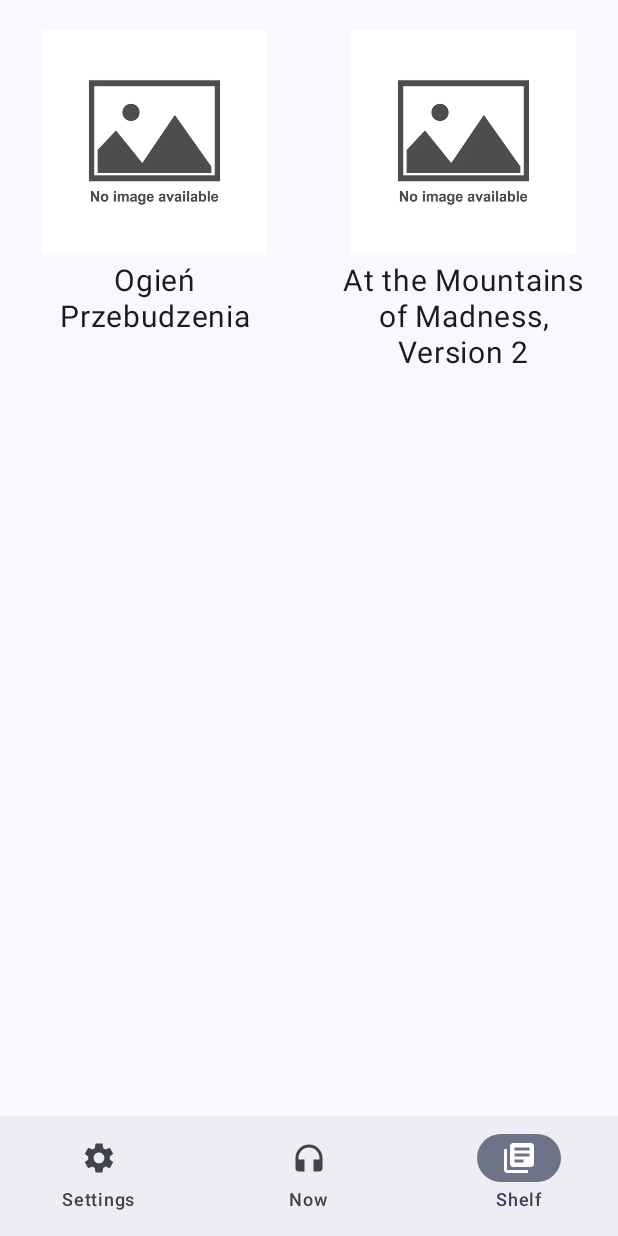
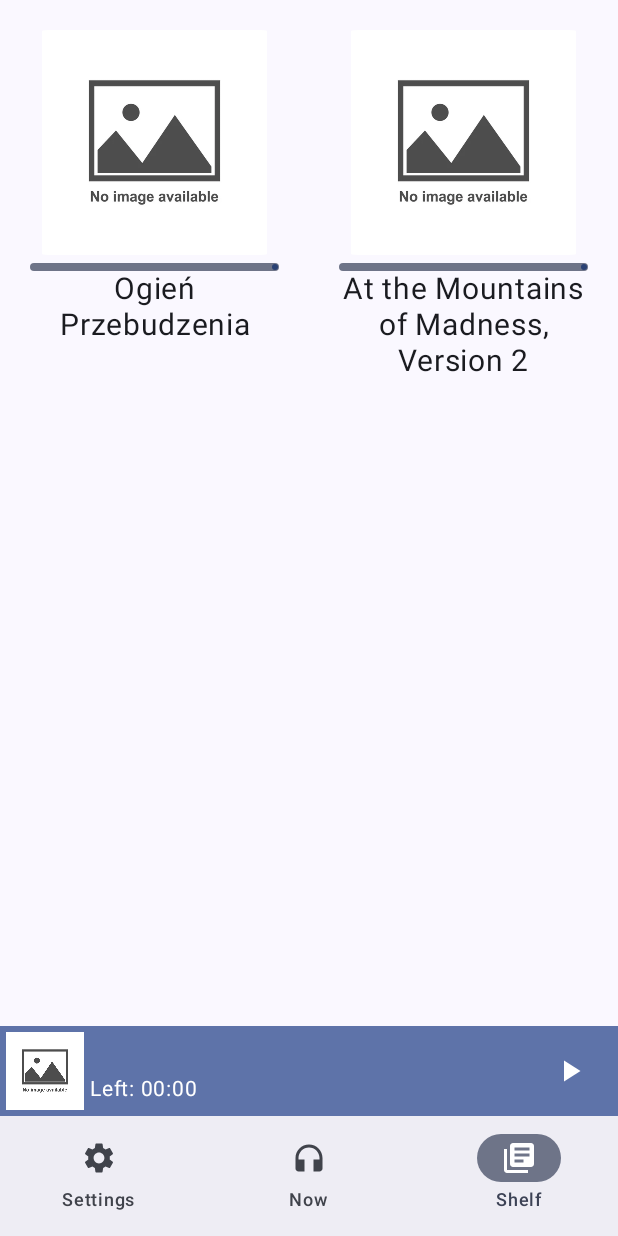
Before and after one commit to Ninja00Shadow/AudiobookHub, an Android app built with Jetpack Compose: the screen it shows after launch (MainActivity), item 3 of the bottom bar chosen, on a phone screen of 412 x 824 dp. Run offline under Robolectric (Android 15) with nearby library versions, the light colour scheme and no system bars; our stand-ins replace Dagger/Hilt's generated code; 3 statements that could not run were skipped.

Commit message:
implement bottom player

```diff
--- /dev/null
+++ b/app/src/main/java/com/example/audiobookhub/ui/BottomPlayer.kt
@@ -0,0 +1,134 @@
+package com.example.audiobookhub.ui
+
+import android.graphics.BitmapFactory
+import androidx.compose.foundation.Image
+import androidx.compose.foundation.clickable
+import androidx.compose.foundation.layout.Arrangement
+import androidx.compose.foundation.layout.Column
+import androidx.compose.foundation.layout.Row
+import androidx.compose.foundation.layout.fillMaxHeight
+import androidx.compose.foundation.layout.fillMaxSize
+import androidx.compose.foundation.layout.fillMaxWidth
+import androidx.compose.foundation.layout.height
+import androidx.compose.foundation.layout.padding
+import androidx.compose.foundation.layout.wrapContentWidth
+import androidx.compose.material.icons.Icons
+import androidx.compose.material.icons.filled.Pause
+import androidx.compose.material.icons.filled.PlayArrow
+import androidx.compose.material3.CircularProgressIndicator
+import androidx.compose.material3.Icon
+import androidx.compose.material3.IconButton
+import androidx.compose.material3.MaterialTheme
+import androidx.compose.material3.Surface
+import androidx.compose.material3.Text
+import androidx.compose.runtime.Composable
+import androidx.compose.ui.Alignment
+import androidx.compose.ui.Modifier
+import androidx.compose.ui.graphics.asImageBitmap
+import androidx.compose.ui.platform.LocalContext
+import androidx.compose.ui.tooling.preview.Preview
+import androidx.compose.ui.unit.dp
+import androidx.compose.ui.unit.sp
+import com.example.audiobookhub.R
+import com.example.audiobookhub.data.model.AudioBook
+import com.example.audiobookhub.ui.screens.playerScreen.PlayerIconItem
+
+@Composable
+fun BottomPlayer(
+    audiobook: AudioBook,
+    isPlaying: Boolean,
+    onPlayPause: () -> Unit,
+    timeRemaining: String,
+    onClick: () -> Unit
+) {
+    Surface (
+        modifier = Modifier
+            .fillMaxWidth()
+            .height(60.dp),
+        color = MaterialTheme.colorScheme.primaryContainer
+    ) {
+        Row (
+            modifier = Modifier
+                .fillMaxWidth()
+                .height(60.dp)
+                .clickable { onClick() },
+            horizontalArrangement = Arrangement.SpaceBetween,
+            verticalAlignment = Alignment.CenterVertically,
+        ) {
+            Row (
+                modifier = Modifier
+                    .wrapContentWidth(),
+                horizontalArrangement = Arrangement.Start,
+                verticalAlignment = Alignment.CenterVertically
+            ) {
+                Image(
+                    modifier = Modifier
+                        .fillMaxHeight()
+                        .padding(4.dp),
+                    bitmap = audiobook.getCover() ?: BitmapFactory.decodeResource(
+                        LocalContext.current.resources,
+                        R.drawable.no_image_available
+                    ).asImageBitmap(),
+                    contentDescription = "Cover",
+                )
+
+                Column (
+                    modifier = Modifier
+                        .wrapContentWidth(),
+                    verticalArrangement = Arrangement.Center,
+                    horizontalAlignment = Alignment.Start
+                ) {
+                    Text(
+                        text = audiobook.title,
+                        fontSize = 16.sp,
+                        fontWeight = androidx.compose.ui.text.font.FontWeight.Bold
+                    )
+
+                    Text(
+                        text = "Left: $timeRemaining",
+                        fontSize = 14.sp
+                    )
+                }
+            }
+
+            IconButton(
+                onClick = { onPlayPause() },
+                modifier = Modifier
+                    .padding(end = 8.dp)
+            ) {
+                Icon(
+                    imageVector = if (isPlaying) Icons.Default.Pause else Icons.Default.PlayArrow,
+                    contentDescription = "Play/Pause"
+                )
+            }
+        }
+    }
+}
+
+
+@Preview(showBackground = true)
+@Composable
+fun BottomPlayerPreview() {
+    BottomPlayer(
+        audiobook = AudioBook(
+            chapterFolderName = "",
+            title = "Ogień Przebudzenia",
+            author = "",
+            narrator = "",
+            score = 4,
+            cover = BitmapFactory.decodeResource(
+                LocalContext.current.resources,
+                R.drawable.ogien_przebudzenia_cover
+            ),
+            duration = 100000,
+            progress = 0.5f,
+            playbackSpeed = 1.0f,
+            description = "",
+            chapters = emptyList()
+        ),
+        isPlaying = true,
+        onPlayPause = {},
+        timeRemaining = "1:30:00",
+        onClick = {}
+    )
+}
--- a/app/src/main/java/com/example/audiobookhub/ui/navigation/NavigationGraph.kt
+++ b/app/src/main/java/com/example/audiobookhub/ui/navigation/NavigationGraph.kt
@@ -69,12 +69,22 @@ fun NavigationGraph(
         composable(
             Routes.BOOK_LIST_SCREEN
         ) {
+            bookListViewModel.onUiEvents(UiEvents.LoadBooks)
             BookListScreen(
                 books = bookListViewModel.books,
                 onBookSelected = {
-                    bookListViewModel.onUiEvent(UiEvents.SelectAudiobook, it)
+                    bookListViewModel.onUiEvents(UiEvents.SelectAudiobook(it))
 //                    playerViewModel.loadAudiobook()
                     playerViewModel.bookChanged()
+                    navController.navigate(Routes.AUDIO_PLAYER_SCREEN)
+                },
+                currentBook = playerViewModel.audioBook,
+                isPlaying = playerViewModel.isPlaying,
+                onPlayPause = {
+                    playerViewModel.onUiEvents(UIEvents.PlayPause)
+                },
+                timeRemaining = playerViewModel.timeRemainingString,
+                onBottomPlayerClick = {
                     navController.navigate(Routes.AUDIO_PLAYER_SCREEN)
                 }
             )
--- a/app/src/main/java/com/example/audiobookhub/ui/screens/bookshelf/BookListScreen.kt
+++ b/app/src/main/java/com/example/audiobookhub/ui/screens/bookshelf/BookListScreen.kt
@@ -18,7 +18,9 @@ import androidx.compose.foundation.lazy.grid.itemsIndexed
 import androidx.compose.foundation.shape.RoundedCornerShape
 import androidx.compose.material3.Card
 import androidx.compose.material3.CardDefaults
+import androidx.compose.material3.LinearProgressIndicator
 import androidx.compose.material3.MaterialTheme
+import androidx.compose.material3.Scaffold
 import androidx.compose.material3.Surface
 import androidx.compose.material3.Text
 import androidx.compose.runtime.Composable
@@ -34,16 +36,36 @@ import androidx.compose.ui.unit.dp
 import androidx.compose.ui.unit.sp
 import com.example.audiobookhub.R
 import com.example.audiobookhub.data.model.AudioBook
+import com.example.audiobookhub.ui.BottomPlayer
 
 @Composable
 fun BookListScreen(
-    books: List<AudioBook> = emptyList(),
-    onBookSelected: (AudioBook) -> Unit = {}
+    books: List<AudioBook>,
+    onBookSelected: (AudioBook) -> Unit = {},
+    currentBook: AudioBook? = null,
+    isPlaying: Boolean = false,
+    onPlayPause: () -> Unit = {},
+    timeRemaining: String = "",
+    onBottomPlayerClick: () -> Unit = {},
+) {
+    Scaffold (
+        bottomBar = {
+            if (currentBook != null) {
+                BottomPlayer(
+                    audiobook = currentBook,
+                    isPlaying = isPlaying,
+                    onPlayPause = onPlayPause,
+                    timeRemaining = timeRemaining,
+                    onClick = onBottomPlayerClick
+                )
+            }
+        }
     ) {
         Surface (
-        modifier = Modifier.fillMaxSize()
+            modifier = Modifier
+                .fillMaxSize()
+                .padding(it)
         ) {
-
             LazyVerticalGrid(
                 columns = GridCells.Fixed(2),
             ) {
@@ -52,6 +74,7 @@ fun BookListScreen(
                         book = book,
                         onBookSelected = onBookSelected
                     )
+                }
             }
         }
     }
@@ -93,6 +116,14 @@ fun BookCard(
 
         Spacer(modifier = Modifier.height(5.dp))
 
+        LinearProgressIndicator(
+            progress = book.progress / 100,
+            modifier = Modifier
+                .fillMaxWidth()
+                .height(5.dp),
+            color = MaterialTheme.colorScheme.primary
+        )
+
         Text(
             text = book.title,
             textAlign = TextAlign.Center,
@@ -104,9 +135,7 @@ fun BookCard(
 @Preview
 @Composable
 fun BookListScreenPreview() {
-    BookListScreen(
-        books = listOf(
-            AudioBook(
+    val book = AudioBook(
         chapterFolderName = "chapterFolderName",
         title = "title",
         author = "author",
@@ -114,11 +143,16 @@ fun BookListScreenPreview() {
         score = 5,
         cover = null,
         duration = 0,
-                progress = 0f,
+        progress = 50f,
         playbackSpeed = 1f,
         description = "description",
         chapters = emptyList(),
     )
-        )
+
+    BookListScreen(
+        books = listOf(
+            book,
+        ),
+        currentBook = book,
     )
 }
--- a/app/src/main/java/com/example/audiobookhub/ui/screens/bookshelf/BookListViewModel.kt
+++ b/app/src/main/java/com/example/audiobookhub/ui/screens/bookshelf/BookListViewModel.kt
@@ -12,15 +12,22 @@ class BookListViewModel @Inject constructor(
     private val repository: BookRepository,
     private val sharedPreferences: SharedPreferences
 ): ViewModel() {
-    val books = repository.getBooks()
+    var books = repository.getBooks()
 
 
-    fun onUiEvent(event: UiEvents, book: AudioBook) {
+    fun onUiEvents(event: UiEvents) {
         when(event) {
+            UiEvents.LoadBooks -> {
+                loadBooks()
+            }
             is UiEvents.SelectAudiobook -> {
-                changeCurrentBook(book)
+                changeCurrentBook(event.book)
             }
         }
+    }
+
+    private fun loadBooks() {
+        books = repository.getBooks()
     }
 
     private fun changeCurrentBook(book: AudioBook) {
@@ -32,5 +39,6 @@ class BookListViewModel @Inject constructor(
 
 
 sealed class UiEvents {
-    data object SelectAudiobook : UiEvents()
+    data object LoadBooks : UiEvents()
+    data class SelectAudiobook(val book: AudioBook) : UiEvents()
 }
```
Also changed, not shown: app/src/main/java/com/example/audiobookhub/ui/screens/playerScreen/AudioPlayerScreen.kt (+21 -21 lines), app/src/main/res/drawable/ogien_przebudzenia_cover.jpg (added). Lines whose indentation alone changed are shown as unchanged.
